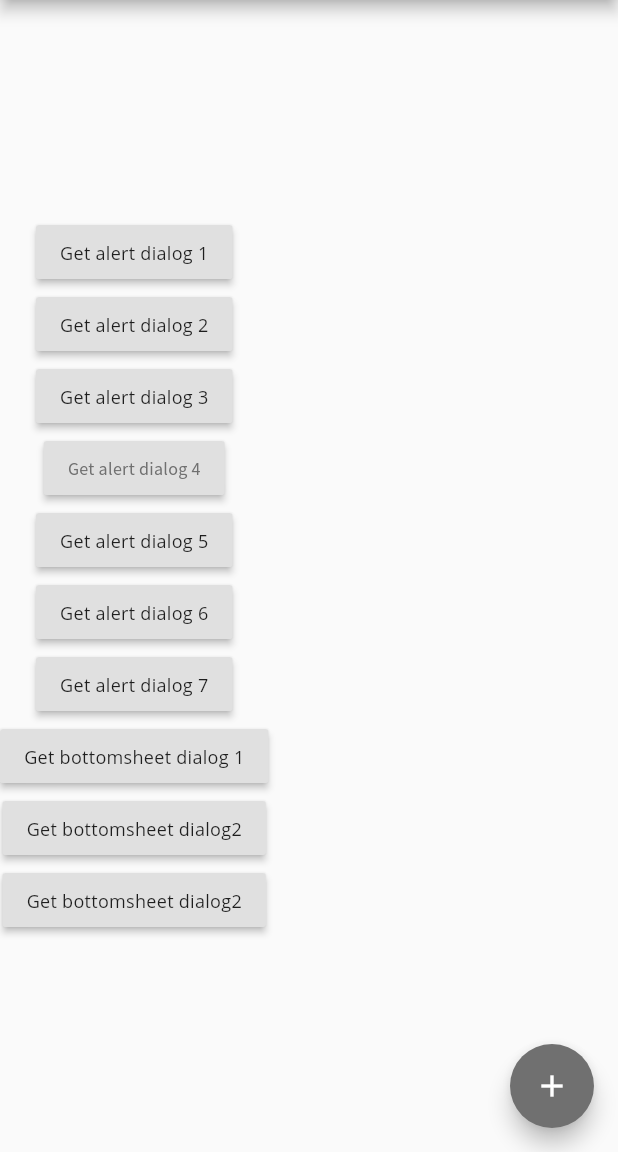
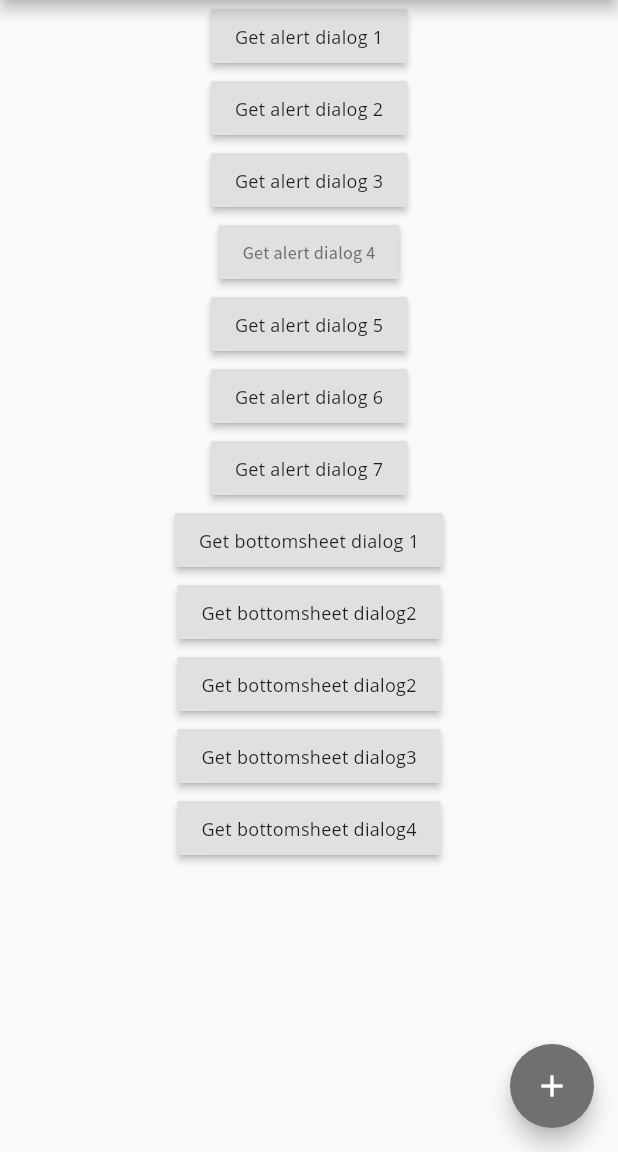
Before and after one commit to alisha-budhathoki/reusable_widgets, a Flutter app: the screen it shows after launch, on a phone screen of 412 x 824 dp, the part 84-1236 px from its top. Run offline on Flutter 3.47's test engine with Material 2 defaults, Android fonts, the phone set to English and light mode, and no system bars; our stand-ins replace device_preview.

Commit message:
added bottom sheet dialogs and global textfield file

```diff
--- a/lib/core/constants/configs.dart
+++ b/lib/core/constants/configs.dart
@@ -2,4 +2,38 @@ class AppConfig {
   static const String appName = 'Fuse Classroom';
   static const String fontFamilyTexts = 'Sans';
   static const String fontFamilyBtns = 'OpenSans';
+
+  //listview constants
+  static const String contentBottomSheet =
+      "The following code demonstrates how to call a platform-specific API to retrieve and display the current battery level. First, follow the local setup section described in ‘Local setup’ to make sure the process works before migrating onto a cloud system like Travis.";
+
+  static const String messageDialog =
+      "Do you want to leave the platfrom to join the online class in zoom or continue in the";
+  static const List<String> assignementStatusList = [
+    "Not Submitted",
+    "Over Due",
+    "Completed",
+  ];
+  static const List<String> subjectList = [
+    "All",
+    "Machine Learning",
+    "Deep Learning",
+    "Computer Learning"
+  ];
+
+  static const List<String> agendaList = [
+    "The following code demonstrates how to call a platform-specific API to retrieve and display the current battery level. It uses the Android BatteryManager API, and the iOS device.batteryLevel API, via a single platform message, getBatteryLevel().",
+    "Consider both internal and external actions...",
+    "Ravi",
+    "Manoj",
+    "Kripa"
+  ];
+
+  static const List<String> takeawayList = [
+    "The following code demonstrates how to call a platform-specific API to retrieve and display the current battery level. It uses the Android BatteryManager API, and the iOS device.batteryLevel API, via a single platform message, getBatteryLevel().",
+    "Consider both internal and external actions...",
+    "Ravi",
+    "Manoj",
+    "Kripa"
+  ];
 }
--- a/lib/core/extensions/dialog_helper.dart
+++ b/lib/core/extensions/dialog_helper.dart
@@ -15,9 +15,9 @@ extension DialogHelper on Widget {
   void openBottomDialog(BuildContext context) {
     showModalBottomSheet(
       context: context,
+      isScrollControlled: true,
       isDismissible: true,
       useRootNavigator: false,
-      isScrollControlled: true,
       builder: (_) =>this,
       // useRootNavigator: false,
       // barrierDismissible: barrierDismissible,
--- a/lib/modules/pages/home_page.dart
+++ b/lib/modules/pages/home_page.dart
@@ -1,3 +1,6 @@
+import 'dart:math';
+
+import 'package:class_room/core/constants/configs.dart';
 import 'package:class_room/ui/styles/color_palette.dart';
 import 'package:class_room/ui/styles/text_styles.dart';
 import 'package:class_room/ui/widgets/common/base_widget_dialog.dart';
@@ -9,6 +12,8 @@ import 'package:class_room/ui/widgets/popup_dialogs/alert_dialog_widgets/filter_
 import 'package:class_room/ui/widgets/popup_dialogs/alert_dialog_widgets/filters_widgets.dart';
 import 'package:class_room/ui/widgets/popup_dialogs/bottom_sheet_widgets/adenda_dialog_widget.dart';
 import 'package:class_room/ui/widgets/popup_dialogs/bottom_sheet_widgets/agenda_takeaway_dialog.dart';
+import 'package:class_room/ui/widgets/popup_dialogs/bottom_sheet_widgets/feedback_first_dialog.dart';
+import 'package:class_room/ui/widgets/popup_dialogs/bottom_sheet_widgets/feedback_second_dialog.dart';
 import 'package:flutter/cupertino.dart';
 import 'package:flutter/material.dart';
 import 'package:class_room/core/extensions/dialog_helper.dart';
@@ -16,49 +21,22 @@ import 'package:class_room/ui/styles/style_extension.dart';
 
 class MyHomePage extends StatelessWidget {
   final String title;
-  String contentBottomSheet =
-      "The following code demonstrates how to call a platform-specific API to retrieve and display the current battery level. First, follow the local setup section described in ‘Local setup’ to make sure the process works before migrating onto a cloud system like Travis.";
-
-  final String messageDialog =
-      "Do you want to leave the platfrom to join the online class in zoom or continue in the";
-  List<String> assignementStatusList = [
-    "Not Submitted",
-    "Over Due",
-    "Completed",
-  ];
-  List<String> subjectList = [
-    "All",
-    "Machine Learning",
-    "Deep Learning",
-    "Computer Learning"
-  ];
-  final List<String> agendaList = [
-    "The following code demonstrates how to call a platform-specific API to retrieve and display the current battery level. It uses the Android BatteryManager API, and the iOS device.batteryLevel API, via a single platform message, getBatteryLevel().",
-    "Consider both internal and external actions...",
-    "Ravi",
-    "Manoj",
-    "Kripa"
-  ];
-  final List<String> takeawayList = [
-    "The following code demonstrates how to call a platform-specific API to retrieve and display the current battery level. It uses the Android BatteryManager API, and the iOS device.batteryLevel API, via a single platform message, getBatteryLevel().",
-    "Consider both internal and external actions...",
-    "Ravi",
-    "Manoj",
-    "Kripa"
-  ];
 
   MyHomePage({Key key, @required this.title}) : super(key: key);
 
   @override
   Widget build(BuildContext context) {
     return Scaffold(
+      resizeToAvoidBottomInset: true,
       appBar: AppBar(
         title: Text(
           title,
           style: TextStyles.caption.withColor(Colors.black).thin,
         ),
       ),
-      body: Column(
+      body: SingleChildScrollView(
+        child: Center(
+          child: Column(
             crossAxisAlignment: CrossAxisAlignment.center,
             mainAxisAlignment: MainAxisAlignment.center,
             children: [
@@ -103,7 +81,7 @@ class MyHomePage extends StatelessWidget {
                   GlobalDialog(
                       title: 'Confirmation',
                       content: Text(
-                    messageDialog,
+                        AppConfig.messageDialog,
                         style: TextStyles.headline4.medium,
                       ),
                       // Text('You have skipped 12 <b>Questions</b>. Do you want to reciew your assignment or submit it?', style: TextStyles.headline4.medium,),
@@ -120,7 +98,7 @@ class MyHomePage extends StatelessWidget {
                 onPressed: () {
                   GlobalDialog(
                       title: 'Confirmation',
-                  content: FilterWidget(assignementStatusList),
+                      content: FilterWidget(AppConfig.assignementStatusList),
                       // Text('You have skipped 12 <b>Questions</b>. Do you want to reciew your assignment or submit it?', style: TextStyles.headline4.medium,),
                       baseWidgetDialog: BaseWidgetDialog(
                         firstContent: "CANCEL",
@@ -136,7 +114,7 @@ class MyHomePage extends StatelessWidget {
                 onPressed: () {
                   GlobalDialog(
                       title: 'Confirmation',
-                  content: FilterWidget(subjectList),
+                      content: FilterWidget(AppConfig.subjectList),
                       // Text('You have skipped 12 <b>Questions</b>. Do you want to reciew your assignment or submit it?', style: TextStyles.headline4.medium,),
                       baseWidgetDialog: BaseWidgetDialog(
                         firstContent: "CANCEL",
@@ -168,7 +146,7 @@ class MyHomePage extends StatelessWidget {
                 onPressed: () {
                   GlobalBottomSheet(
                     title: "Feedback",
-                content: Text(contentBottomSheet,
+                    content: Text(AppConfig.contentBottomSheet,
                         style: TextStyles.bodyText1.normal,
                         textAlign: TextAlign.left),
                   ).openBottomDialog(context);
@@ -177,7 +155,8 @@ class MyHomePage extends StatelessWidget {
               ),
               RaisedButton(
                 onPressed: () {
-              GlobalBottomSheet(title: "Agendas", content: AgendaDialogWidget())
+                  GlobalBottomSheet(
+                          title: "Agendas", content: AgendaDialogWidget())
                       .openBottomDialog(context);
                 },
                 child: Text('Get bottomsheet dialog2'),
@@ -191,7 +170,25 @@ class MyHomePage extends StatelessWidget {
                 },
                 child: Text('Get bottomsheet dialog2'),
               ),
+              RaisedButton(
+                onPressed: () {
+                  GlobalBottomSheet(
+                          title: "Feedback", content: FeedbackFirstDialog())
+                      .openBottomDialog(context);
+                },
+                child: Text('Get bottomsheet dialog3'),
+              ),
+              RaisedButton(
+                onPressed: () {
+                  GlobalBottomSheet(
+                          title: "Feedback", content: FeedbackSecondDialog())
+                      .openBottomDialog(context);
+                },
+                child: Text('Get bottomsheet dialog4'),
+              ),
             ],
+          ),
+        ),
       ),
       floatingActionButton: FloatingActionButton(
         backgroundColor: Palette.neutralGrey,
--- a/lib/ui/styles/color_palette.dart
+++ b/lib/ui/styles/color_palette.dart
@@ -21,6 +21,7 @@ class Palette {
   static const warningYellow = Color(0xFFFEBE4E);
   static const warningLightYellow = Color(0xFFFFF3DD);
 
+  static const veryLightGrey = Color(0xFFE7E9E9);
   static const neutralGrey = Color(0xFF707070);
   static const neutralLightGrey = Color(0xFFEBECEF);
   static const darkTextColor = Color(0xFF182929);
```
Also changed, not shown: lib/ui/widgets/common/base_widget_dialog.dart (+17 -5 lines), lib/ui/widgets/common/global_text_field.dart (added, +108 -0 lines), lib/ui/widgets/popup_dialogs/bottom_sheet_widgets/adenda_dialog_widget.dart (+5 -4 lines), lib/ui/widgets/popup_dialogs/bottom_sheet_widgets/feedback_first_dialog.dart (added, +49 -0 lines), lib/ui/widgets/popup_dialogs/bottom_sheet_widgets/feedback_second_dialog.dart (added, +29 -0 lines). Lines whose indentation alone changed are shown as unchanged.
